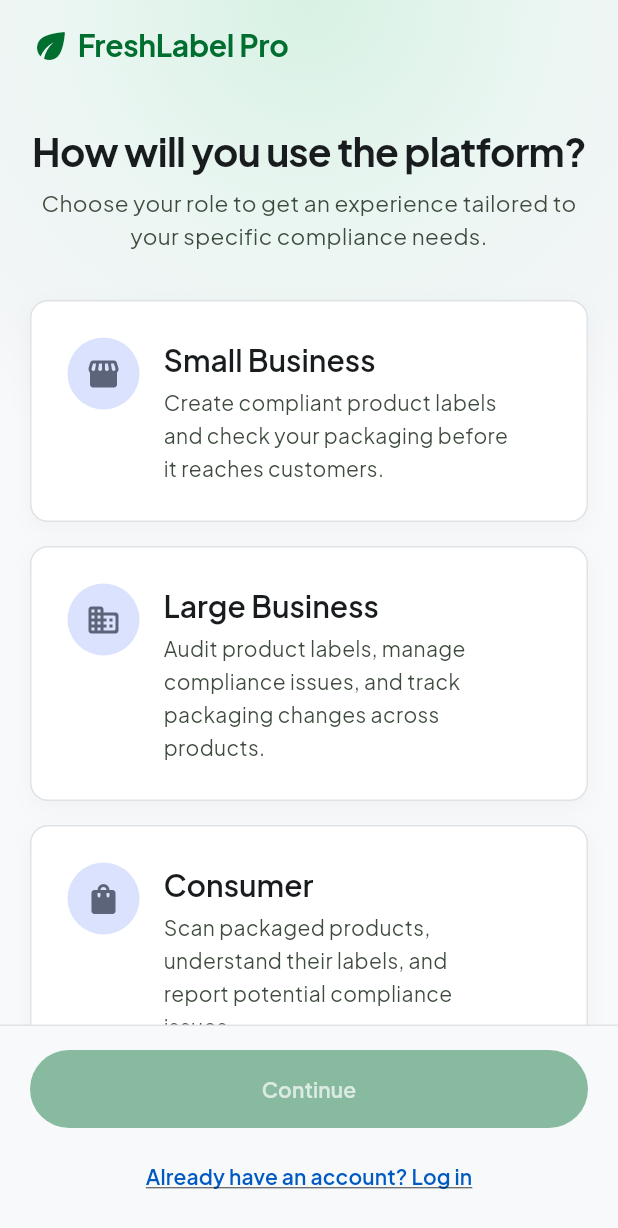
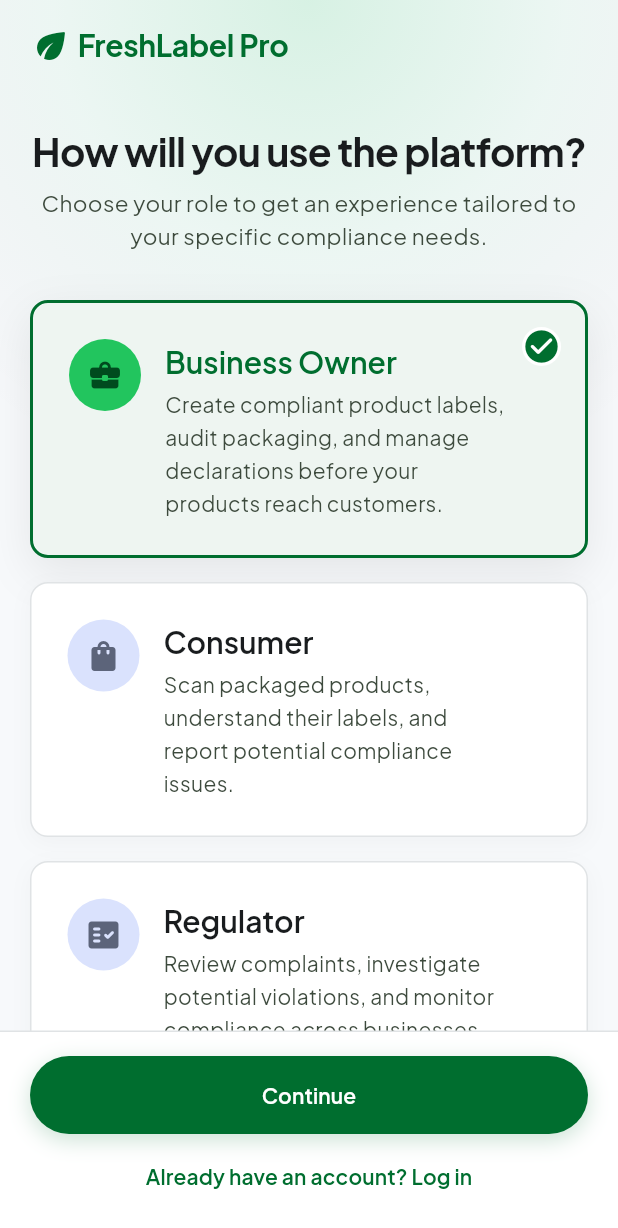
Before and after one commit to httpsaryxn/SIH_2026, a Flutter app: what homeScreenFor() shows on an empty page, opened directly, after a tap on the "logout" icon, on a phone screen of 412 x 824 dp. Shown: the top 1228 px of the screen. Run offline on Flutter 3.47's test engine with Material 3 defaults, Android fonts, the phone set to English and light mode, and no system bars; our stand-ins replace google_fonts, image_picker, supabase_flutter; accounts and stored records are empty.

Commit message:
feat(onboarding): merge small and large business roles into unified Business Owner role and update Supabase schema

```diff
--- a/apps/mobile/lib/core/models/user_role.dart
+++ b/apps/mobile/lib/core/models/user_role.dart
@@ -1,9 +1,8 @@
 import 'package:flutter/material.dart';
 
-/// UserRole represents the 4 stakeholder roles in the Packaged Commodity Compliance Platform.
+/// UserRole represents the 3 stakeholder roles in the Packaged Commodity Compliance Platform.
 enum UserRole {
-  smallBusiness,
-  largeBusiness,
+  businessOwner,
   consumer,
   regulator,
 }
@@ -11,10 +10,8 @@ enum UserRole {
 extension UserRoleExtension on UserRole {
   String get title {
     switch (this) {
-      case UserRole.smallBusiness:
-        return 'Small Business';
-      case UserRole.largeBusiness:
-        return 'Large Business';
+      case UserRole.businessOwner:
+        return 'Business Owner';
       case UserRole.consumer:
         return 'Consumer';
       case UserRole.regulator:
@@ -24,10 +21,8 @@ extension UserRoleExtension on UserRole {
 
   String get description {
     switch (this) {
-      case UserRole.smallBusiness:
-        return 'Create compliant product labels and check your packaging before it reaches customers.';
-      case UserRole.largeBusiness:
-        return 'Audit product labels, manage compliance issues, and track packaging changes across products.';
+      case UserRole.businessOwner:
+        return 'Create compliant product labels, audit packaging, and manage declarations before your products reach customers.';
       case UserRole.consumer:
         return 'Scan packaged products, understand their labels, and report potential compliance issues.';
       case UserRole.regulator:
@@ -37,10 +32,8 @@ extension UserRoleExtension on UserRole {
 
   IconData get icon {
     switch (this) {
-      case UserRole.smallBusiness:
-        return Icons.storefront_rounded;
-      case UserRole.largeBusiness:
-        return Icons.domain_rounded;
+      case UserRole.businessOwner:
+        return Icons.business_center_rounded;
       case UserRole.consumer:
         return Icons.shopping_bag_rounded;
       case UserRole.regulator:
@@ -50,10 +43,8 @@ extension UserRoleExtension on UserRole {
 
   String get authRoleLabel {
     switch (this) {
-      case UserRole.smallBusiness:
-        return 'Signing up as a Small Business.';
-      case UserRole.largeBusiness:
-        return 'Signing up as a Large Business.';
+      case UserRole.businessOwner:
+        return 'Signing up as a Business Owner.';
       case UserRole.consumer:
         return 'Signing up as a Consumer.';
       case UserRole.regulator:
@@ -63,10 +54,8 @@ extension UserRoleExtension on UserRole {
 
   String? get organizationFieldLabel {
     switch (this) {
-      case UserRole.smallBusiness:
-        return 'Business Name';
-      case UserRole.largeBusiness:
-        return 'Company Name';
+      case UserRole.businessOwner:
+        return 'Business / Company Name';
       case UserRole.regulator:
         return 'Department / Authority Name';
       case UserRole.consumer:
@@ -76,10 +65,8 @@ extension UserRoleExtension on UserRole {
 
   String? get organizationFieldPlaceholder {
     switch (this) {
-      case UserRole.smallBusiness:
-        return 'Enter business name';
-      case UserRole.largeBusiness:
-        return 'Enter organization name';
+      case UserRole.businessOwner:
+        return 'Enter business or enterprise name';
       case UserRole.regulator:
         return 'Enter authority or department name';
       case UserRole.consumer:
--- a/apps/mobile/lib/core/services/auth_service.dart
+++ b/apps/mobile/lib/core/services/auth_service.dart
@@ -15,10 +15,8 @@ class AuthService {
   /// Helper to convert UserRole enum to database string
   static String roleToDb(UserRole role) {
     switch (role) {
-      case UserRole.smallBusiness:
-        return 'small_business';
-      case UserRole.largeBusiness:
-        return 'large_business';
+      case UserRole.businessOwner:
+        return 'business_owner';
       case UserRole.consumer:
         return 'consumer';
       case UserRole.regulator:
@@ -29,10 +27,10 @@ class AuthService {
   /// Helper to parse database string to UserRole enum
   static UserRole roleFromDb(String? value) {
     switch (value) {
+      case 'business_owner':
       case 'small_business':
-        return UserRole.smallBusiness;
       case 'large_business':
-        return UserRole.largeBusiness;
+        return UserRole.businessOwner;
       case 'regulator':
         return UserRole.regulator;
       case 'consumer':
@@ -119,11 +117,8 @@ class AuthService {
 
     String tableName;
     switch (role) {
-      case UserRole.smallBusiness:
-        tableName = 'small_businesses';
-        break;
-      case UserRole.largeBusiness:
-        tableName = 'large_businesses';
+      case UserRole.businessOwner:
+        tableName = 'business_profiles';
         break;
       case UserRole.consumer:
         tableName = 'consumers';
@@ -133,6 +128,7 @@ class AuthService {
         break;
     }
 
+    try {
       final data = await _client
           .from(tableName)
           .select()
@@ -140,5 +136,16 @@ class AuthService {
           .maybeSingle();
 
       return data;
+    } catch (_) {
+      // Fallback for legacy tables if business_profiles isn't directly queried
+      if (role == UserRole.businessOwner) {
+        return await _client
+            .from('small_businesses')
+            .select()
+            .eq('id', user.id)
+            .maybeSingle();
+      }
+      return null;
     }
   }
+}
--- a/apps/mobile/lib/core/services/role_router.dart
+++ b/apps/mobile/lib/core/services/role_router.dart
@@ -2,8 +2,7 @@ import 'package:flutter/material.dart';
 import '../models/user_role.dart';
 import '../../screens/regulator/regulator_home_screen.dart';
 import '../../screens/consumer/consumer_home_screen.dart';
-import '../../screens/small_business/small_business_home_screen.dart';
-import '../../screens/large_business/large_business_home_screen.dart';
+import '../../screens/business_owner/business_owner_home_screen.dart';
 
 /// Centralized role-based routing utility.
 /// Returns the correct home screen widget for the given user role.
@@ -17,10 +16,8 @@ class RoleRouter {
         return const RegulatorHomeScreen();
       case UserRole.consumer:
         return const ConsumerHomeScreen();
-      case UserRole.smallBusiness:
-        return const SmallBusinessHomeScreen();
-      case UserRole.largeBusiness:
-        return const LargeBusinessHomeScreen();
+      case UserRole.businessOwner:
+        return const BusinessOwnerHomeScreen();
     }
   }
 
--- /dev/null
+++ b/apps/mobile/lib/screens/business_owner/business_owner_home_screen.dart
@@ -0,0 +1,111 @@
+import 'package:flutter/material.dart';
+import 'package:google_fonts/google_fonts.dart';
+import '../../core/constants/app_colors.dart';
+import '../../core/constants/app_spacing.dart';
+import '../../core/constants/app_typography.dart';
+import '../../core/services/auth_service.dart';
+import '../onboarding/role_selection_screen.dart';
+
+class BusinessOwnerHomeScreen extends StatelessWidget {
+  const BusinessOwnerHomeScreen({super.key});
+
+  @override
+  Widget build(BuildContext context) {
+    return Scaffold(
+      backgroundColor: AppColors.background,
+      appBar: AppBar(
+        backgroundColor: AppColors.surfaceContainerLowest,
+        elevation: 0,
+        scrolledUnderElevation: 1,
+        centerTitle: false,
+        title: Row(
+          children: [
+            const Icon(Icons.eco_rounded, color: AppColors.primary, size: 24),
+            const SizedBox(width: AppSpacing.xs),
+            Text(
+              'FreshLabel Pro',
+              style: GoogleFonts.plusJakartaSans(
+                fontSize: 18,
+                fontWeight: FontWeight.w700,
+                color: AppColors.primary,
+              ),
+            ),
+          ],
+        ),
+        actions: [
+          IconButton(
+            icon: const Icon(Icons.logout_rounded, color: AppColors.outline),
+            tooltip: 'Sign Out',
+            onPressed: () async {
+              await AuthService.signOut();
+              if (context.mounted) {
+                Navigator.of(context).pushAndRemoveUntil(
+                  MaterialPageRoute(builder: (_) => const RoleSelectionScreen()),
+                  (route) => false,
+                );
+              }
+            },
+          ),
+          const SizedBox(width: AppSpacing.xs),
+        ],
+      ),
+      body: Center(
+        child: Padding(
+          padding: const EdgeInsets.all(AppSpacing.xl),
+          child: Column(
+            mainAxisSize: MainAxisSize.min,
+            children: [
+              Container(
+                width: 80,
+                height: 80,
+                decoration: BoxDecoration(
+                  color: AppColors.primaryContainer.withValues(alpha: 0.3),
+                  shape: BoxShape.circle,
+                ),
+                child: const Center(
+                  child: Icon(
+                    Icons.business_center_rounded,
+                    size: 40,
+                    color: AppColors.primary,
+                  ),
+                ),
+              ),
+              const SizedBox(height: AppSpacing.lg),
+              Text(
+                'Business Owner Workspace',
+                style: AppTypography.headlineMd,
+                textAlign: TextAlign.center,
+              ),
+              const SizedBox(height: AppSpacing.xs),
+              Text(
+                'Create and audit packaging labels for Legal Metrology compliance.',
+                style: AppTypography.bodyMd,
+                textAlign: TextAlign.center,
+              ),
+              const SizedBox(height: AppSpacing.xl),
+              ElevatedButton.icon(
+                onPressed: () {
+                  ScaffoldMessenger.of(context).showSnackBar(
+                    const SnackBar(
+                      content: Text('Business compliance workspace is active.'),
+                    ),
+                  );
+                },
+                icon: const Icon(Icons.add_photo_alternate_rounded),
+                label: const Text('Design New Label'),
+                style: ElevatedButton.styleFrom(
+                  backgroundColor: AppColors.primary,
+                  foregroundColor: AppColors.onPrimary,
+                  padding: const EdgeInsets.symmetric(horizontal: 24, vertical: 14),
+                  shape: const RoundedRectangleBorder(
+                    borderRadius: AppSpacing.roundedDefault,
+                  ),
+                ),
+              ),
+            ],
+          ),
+        ),
+      ),
+    );
+  }
+}
--- a/apps/mobile/lib/screens/onboarding/role_selection_screen.dart
+++ b/apps/mobile/lib/screens/onboarding/role_selection_screen.dart
@@ -23,7 +23,7 @@ class _RoleSelectionScreenState extends State<RoleSelectionScreen> {
   @override
   void initState() {
     super.initState();
-    _selectedRole = widget.initialRole;
+    _selectedRole = widget.initialRole ?? UserRole.businessOwner;
   }
 
   void _onRoleSelected(UserRole role) {
@@ -33,7 +33,7 @@ class _RoleSelectionScreenState extends State<RoleSelectionScreen> {
   }
 
   void _proceedToAuth({bool isLogin = false}) {
-    final role = _selectedRole ?? UserRole.smallBusiness;
+    final role = _selectedRole ?? UserRole.businessOwner;
     Navigator.of(context).push(
       MaterialPageRoute(
         builder: (context) => AuthScreen(
@@ -128,50 +128,7 @@ class _RoleSelectionScreenState extends State<RoleSelectionScreen> {
                           ),
                           const SizedBox(height: AppSpacing.xl),
 
-                          // Role Cards Grid
-                          if (isWideScreen) ...[
-                            Row(
-                              crossAxisAlignment: CrossAxisAlignment.start,
-                              children: [
-                                Expanded(
-                                  child: RoleCard(
-                                    role: UserRole.smallBusiness,
-                                    isSelected: _selectedRole == UserRole.smallBusiness,
-                                    onSelect: () => _onRoleSelected(UserRole.smallBusiness),
-                                  ),
-                                ),
-                                const SizedBox(width: AppSpacing.md),
-                                Expanded(
-                                  child: RoleCard(
-                                    role: UserRole.largeBusiness,
-                                    isSelected: _selectedRole == UserRole.largeBusiness,
-                                    onSelect: () => _onRoleSelected(UserRole.largeBusiness),
-                                  ),
-                                ),
-                              ],
-                            ),
-                            const SizedBox(height: AppSpacing.md),
-                            Row(
-                              crossAxisAlignment: CrossAxisAlignment.start,
-                              children: [
-                                Expanded(
-                                  child: RoleCard(
-                                    role: UserRole.consumer,
-                                    isSelected: _selectedRole == UserRole.consumer,
-                                    onSelect: () => _onRoleSelected(UserRole.consumer),
-                                  ),
-                                ),
-                                const SizedBox(width: AppSpacing.md),
-                                Expanded(
-                                  child: RoleCard(
-                                    role: UserRole.regulator,
-                                    isSelected: _selectedRole == UserRole.regulator,
-                                    onSelect: () => _onRoleSelected(UserRole.regulator),
-                                  ),
-                                ),
-                              ],
-                            ),
-                          ] else ...[
+                          // Role Cards (3 Merged Roles: Business Owner, Consumer, Regulator)
                           ...UserRole.values.map(
                             (role) => Padding(
                               padding: const EdgeInsets.only(bottom: AppSpacing.md),
@@ -182,7 +139,6 @@ class _RoleSelectionScreenState extends State<RoleSelectionScreen> {
                               ),
                             ),
                           ),
-                          ],
 
                           const SizedBox(height: AppSpacing.xl),
                         ],
@@ -200,34 +156,28 @@ class _RoleSelectionScreenState extends State<RoleSelectionScreen> {
                   vertical: AppSpacing.md,
                 ),
                 decoration: BoxDecoration(
-                  color: AppColors.surface.withValues(alpha: 0.95),
+                  color: AppColors.surfaceContainerLowest.withValues(alpha: 0.95),
                   border: const Border(
-                    top: BorderSide(
-                      color: AppColors.surfaceVariant,
-                      width: 1,
-                    ),
+                    top: BorderSide(color: AppColors.surfaceVariant, width: 1),
                   ),
                 ),
                 child: Center(
                   child: ConstrainedBox(
-                    constraints: const BoxConstraints(maxWidth: 400),
+                    constraints: const BoxConstraints(maxWidth: 500),
                     child: Column(
                       mainAxisSize: MainAxisSize.min,
                       children: [
-                        // Continue Button
                         CustomButton(
                           text: 'Continue',
                           onPressed: _selectedRole != null
                               ? () => _proceedToAuth(isLogin: false)
                               : null,
                         ),
-                        const SizedBox(height: AppSpacing.sm),
-
-                        // Login Link
+                        const SizedBox(height: AppSpacing.xs),
                         TextButton(
                           onPressed: () => _proceedToAuth(isLogin: true),
                           style: TextButton.styleFrom(
-                            foregroundColor: AppColors.tertiary,
+                            foregroundColor: AppColors.primary,
                             padding: const EdgeInsets.symmetric(
                               horizontal: AppSpacing.md,
                               vertical: AppSpacing.xs,
@@ -238,8 +188,6 @@ class _RoleSelectionScreenState extends State<RoleSelectionScreen> {
                             style: GoogleFonts.plusJakartaSans(
                               fontSize: 14,
                               fontWeight: FontWeight.w600,
-                              color: AppColors.tertiary,
-                              decoration: TextDecoration.underline,
                             ),
                           ),
                         ),
```
Also changed, not shown: apps/mobile/pubspec.lock, 2 other files. Lines whose indentation alone changed are shown as unchanged.
